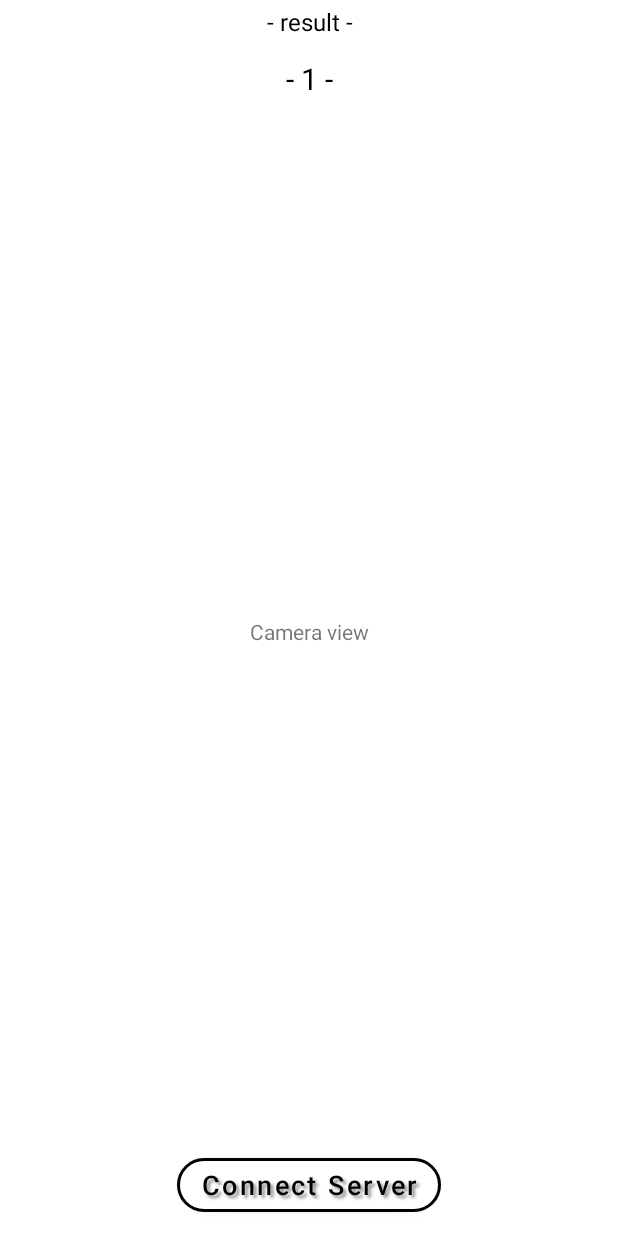
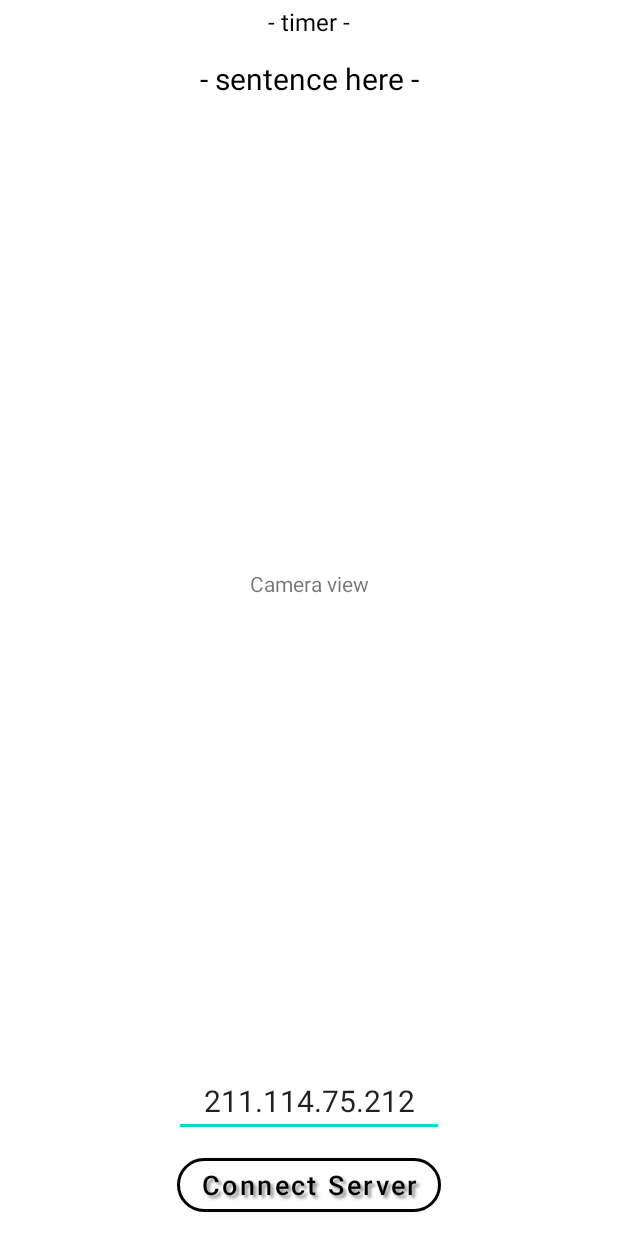
Before and after one commit to Larun1517/SignLanguageTranslator, an Android app: the screen it shows after launch (MainActivity), on a phone screen of 412 x 824 dp. Run offline under Robolectric (Android 15) with nearby library versions, the light colour scheme and no system bars; libraries missing offline, so code that uses them is left out: com.google.mediapipe.formats, com.google.mediapipe.solutioncore, com.google.mediapipe.solutions, org.tensorflow.lite.

Commit message:
1차 완성
TTS기능 및 호스트 IP지정 기능 추가

```diff
--- a/SignLanguageTranslatorApp/app/src/main/java/com/example/signlanguagetranslatorapp/MainActivity.java
+++ b/SignLanguageTranslatorApp/app/src/main/java/com/example/signlanguagetranslatorapp/MainActivity.java
@@ -119,7 +119,7 @@ public class MainActivity extends AppCompatActivity {
     private Socket client;
     private DataOutputStream dataOutput;
     private DataInputStream dataInput;
-    private String ip = "211.106.58.229";
+    private String ip = "";
     private int port = 8080;
     private int bufferSize = 256;
     private static String CONNECT_MSG = "connect";
@@ -148,11 +148,13 @@ public class MainActivity extends AppCompatActivity {
             @Override
             public void onInit(int status) {
                 if (status == TextToSpeech.SUCCESS) {
-                    //tts.setLanguage(Locale.KOREA);
-                    tts.setLanguage(Locale.ENGLISH);
+                    tts.setLanguage(Locale.KOREA);
+                    //tts.setLanguage(Locale.ENGLISH);
                 }
             }
         });
+
+        EditText inputIP = (EditText)findViewById(R.id.inputIP);
 
         Button startCameraButton = findViewById(R.id.button_start_camera);
         startCameraButton.setVisibility(View.GONE);
@@ -163,6 +165,8 @@ public class MainActivity extends AppCompatActivity {
                     // 서버 연결
                     //Connect connect = new Connect();
                     //connect.execute(CONNECT_MSG);
+                    ip = inputIP.getText().toString();
+
                     ServerConnect serverConnect = new ServerConnect();
                     serverConnect.start();
 
@@ -170,6 +174,7 @@ public class MainActivity extends AppCompatActivity {
                     //Button startCameraButton = findViewById(R.id.button_start_camera);
                     startCameraButton.setVisibility(View.VISIBLE);
                     ServerButton.setVisibility(View.GONE);
+                    inputIP.setVisibility(View.GONE);
                     setupLiveDemoUiComponents();
                 });
         //setupLiveDemoUiComponents();
@@ -313,7 +318,7 @@ public class MainActivity extends AppCompatActivity {
             }
 
             // 단어 및 시간 초기화
-            word = "?";
+            word = this_action;
             term = System.currentTimeMillis();
         }
     }
--- a/SignLanguageTranslatorApp/app/src/main/res/layout/activity_main.xml
+++ b/SignLanguageTranslatorApp/app/src/main/res/layout/activity_main.xml
@@ -2,6 +2,7 @@
 <LinearLayout
     xmlns:android="http://schemas.android.com/apk/res/android"
     xmlns:app="http://schemas.android.com/apk/res-auto"
+    android:keepScreenOn="true"
     android:layout_width="match_parent"
     android:layout_height="match_parent"
     android:orientation="vertical">
@@ -16,7 +17,7 @@
         android:padding="3dp"
         android:textSize="16dp"
         android:singleLine="true"
-        android:text="- result -" />
+        android:text="- timer -" />
 
     <TextView
         android:id="@+id/resultText1"
@@ -28,7 +29,7 @@
         android:padding="3dp"
         android:textSize="20dp"
         android:singleLine="false"
-        android:text="- 1 -" />
+        android:text="- sentence here -" />
 
     <FrameLayout
         android:id="@+id/preview_display_layout"
@@ -43,6 +44,18 @@
             android:layout_gravity="center"
             android:text="Camera view" />
     </FrameLayout>
+
+    <EditText
+        android:id="@+id/inputIP"
+        android:layout_width="180dp"
+        android:layout_height="wrap_content"
+        android:layout_gravity="center"
+        android:gravity="center"
+        android:inputType="text"
+        android:singleLine="true"
+        android:layout_margin ="8dp"
+        android:text="211.114.75.212"
+        android:textSize="20dp" />
 
     <LinearLayout
         android:id="@+id/buttons"
```
